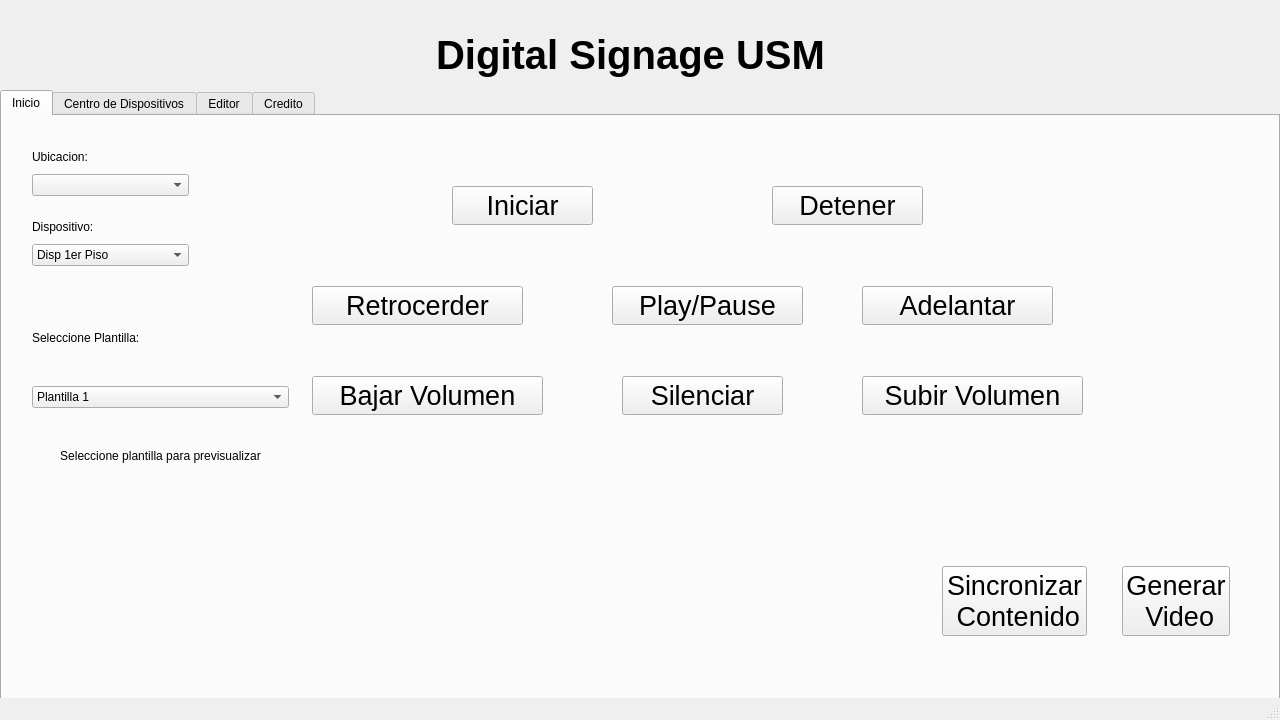
seba-saca/Digital_Signage_USM, file ProyectoQT/Interfaz_Digital_SIgnage_USM/mainwindow.ui: the form before one commit.
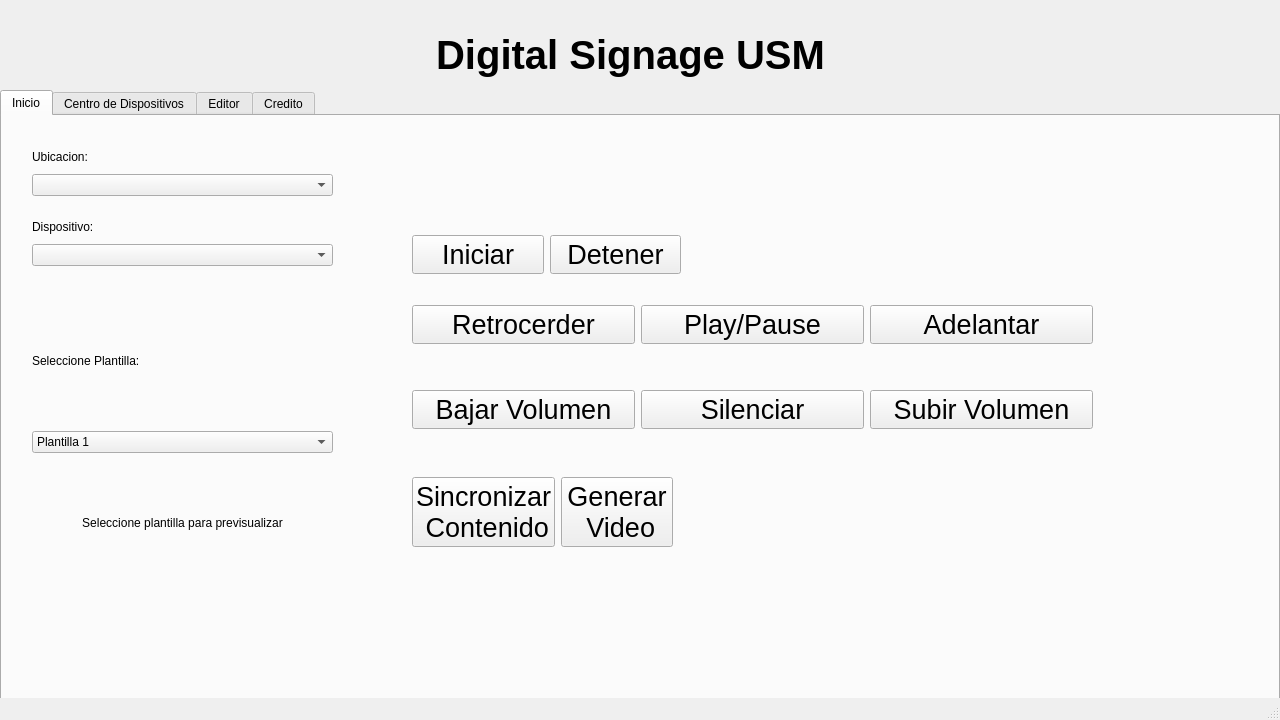
The form after the commit. Icons and pictures are not drawn.

The edit to the form file:
```diff
--- a/ProyectoQT/Interfaz_Digital_SIgnage_USM/mainwindow.ui
+++ b/ProyectoQT/Interfaz_Digital_SIgnage_USM/mainwindow.ui
@@ -69,86 +69,12 @@
      <attribute name="title">
       <string>Inicio</string>
      </attribute>
-     <widget class="QPushButton" name="Start">
-      <property name="geometry">
-       <rect>
-        <x>450</x>
-        <y>70</y>
-        <width>141</width>
-        <height>39</height>
-       </rect>
-      </property>
-      <property name="font">
-       <font>
-        <pointsize>20</pointsize>
-       </font>
-      </property>
-      <property name="text">
-       <string>Iniciar</string>
-      </property>
-      <property name="icon">
-       <iconset theme="media-playback-start"/>
-      </property>
-      <property name="iconSize">
-       <size>
-        <width>30</width>
-        <height>50</height>
-       </size>
-      </property>
-     </widget>
-     <widget class="QPushButton" name="sincronizar">
-      <property name="geometry">
-       <rect>
-        <x>940</x>
-        <y>450</y>
-        <width>145</width>
-        <height>70</height>
-       </rect>
-      </property>
-      <property name="font">
-       <font>
-        <pointsize>20</pointsize>
-        <bold>false</bold>
-       </font>
-      </property>
-      <property name="text">
-       <string>Sincronizar 
- Contenido</string>
-      </property>
-     </widget>
-     <widget class="QPushButton" name="Pause">
-      <property name="geometry">
-       <rect>
-        <x>610</x>
-        <y>170</y>
-        <width>191</width>
-        <height>39</height>
-       </rect>
-      </property>
-      <property name="font">
-       <font>
-        <pointsize>20</pointsize>
-       </font>
-      </property>
-      <property name="text">
-       <string>Play/Pause</string>
-      </property>
-      <property name="icon">
-       <iconset theme="media-playback-pause"/>
-      </property>
-      <property name="iconSize">
-       <size>
-        <width>30</width>
-        <height>50</height>
-       </size>
-      </property>
-     </widget>
      <widget class="QWidget" name="layoutWidget">
       <property name="geometry">
        <rect>
         <x>30</x>
         <y>100</y>
-        <width>157</width>
+        <width>301</width>
         <height>50</height>
        </rect>
       </property>
@@ -161,23 +87,7 @@
         </widget>
        </item>
        <item>
-        <widget class="QComboBox" name="home_dispositivo">
-         <item>
-          <property name="text">
-           <string>Disp 1er Piso</string>
-          </property>
-         </item>
-         <item>
-          <property name="text">
-           <string>Disp 2do Piso</string>
-          </property>
-         </item>
-         <item>
-          <property name="text">
-           <string>Disp 3er Piso</string>
-          </property>
-         </item>
-        </widget>
+        <widget class="QComboBox" name="home_dispositivo"/>
        </item>
       </layout>
      </widget>
@@ -186,8 +96,8 @@
        <rect>
         <x>30</x>
         <y>180</y>
-        <width>257</width>
-        <height>201</height>
+        <width>301</width>
+        <height>291</height>
        </rect>
       </property>
       <layout class="QVBoxLayout" name="verticalLayout_19">
@@ -251,15 +161,40 @@
        </item>
       </layout>
      </widget>
+     <widget class="QWidget" name="layoutWidget_7">
+      <property name="geometry">
+       <rect>
+        <x>30</x>
+        <y>30</y>
+        <width>301</width>
+        <height>50</height>
+       </rect>
+      </property>
+      <layout class="QVBoxLayout" name="verticalLayout_21">
+       <item>
+        <widget class="QLabel" name="home_ubicacion_label">
+         <property name="text">
+          <string>Ubicacion:</string>
+         </property>
+        </widget>
+       </item>
+       <item>
+        <widget class="QComboBox" name="home_ubicacion"/>
+       </item>
+      </layout>
+     </widget>
+     <widget class="QWidget" name="">
+      <property name="geometry">
+       <rect>
+        <x>410</x>
+        <y>180</y>
+        <width>681</width>
+        <height>58</height>
+       </rect>
+      </property>
+      <layout class="QHBoxLayout" name="horizontalLayout_6">
+       <item>
      <widget class="QPushButton" name="Retroceder">
-      <property name="geometry">
-       <rect>
-        <x>310</x>
-        <y>170</y>
-        <width>211</width>
-        <height>39</height>
-       </rect>
-      </property>
       <property name="font">
        <font>
         <pointsize>20</pointsize>
@@ -278,15 +213,30 @@
        </size>
       </property>
      </widget>
+       </item>
+       <item>
+        <widget class="QPushButton" name="Pause">
+         <property name="font">
+          <font>
+           <pointsize>20</pointsize>
+          </font>
+         </property>
+         <property name="text">
+          <string>Play/Pause</string>
+         </property>
+         <property name="icon">
+          <iconset theme="media-playback-pause"/>
+         </property>
+         <property name="iconSize">
+          <size>
+           <width>30</width>
+           <height>50</height>
+          </size>
+         </property>
+        </widget>
+       </item>
+       <item>
      <widget class="QPushButton" name="Adelantar">
-      <property name="geometry">
-       <rect>
-        <x>860</x>
-        <y>170</y>
-        <width>191</width>
-        <height>39</height>
-       </rect>
-      </property>
       <property name="font">
        <font>
         <pointsize>20</pointsize>
@@ -305,42 +255,21 @@
        </size>
       </property>
      </widget>
-     <widget class="QPushButton" name="Subir_Volumen">
+       </item>
+      </layout>
+     </widget>
+     <widget class="QWidget" name="">
       <property name="geometry">
        <rect>
-        <x>860</x>
+        <x>410</x>
         <y>260</y>
-        <width>221</width>
-        <height>39</height>
+        <width>681</width>
+        <height>68</height>
        </rect>
       </property>
-      <property name="font">
-       <font>
-        <pointsize>20</pointsize>
-       </font>
-      </property>
-      <property name="text">
-       <string>Subir Volumen</string>
-      </property>
-      <property name="icon">
-       <iconset theme="audio-volume-high"/>
-      </property>
-      <property name="iconSize">
-       <size>
-        <width>50</width>
-        <height>50</height>
-       </size>
-      </property>
-     </widget>
+      <layout class="QHBoxLayout" name="horizontalLayout_7">
+       <item>
      <widget class="QPushButton" name="Bajar_Volumen">
-      <property name="geometry">
-       <rect>
-        <x>310</x>
-        <y>260</y>
-        <width>231</width>
-        <height>39</height>
-       </rect>
-      </property>
       <property name="font">
        <font>
         <pointsize>20</pointsize>
@@ -359,34 +288,9 @@
        </size>
       </property>
      </widget>
-     <widget class="QPushButton" name="Generar_Video">
-      <property name="geometry">
-       <rect>
-        <x>1120</x>
-        <y>450</y>
-        <width>108</width>
-        <height>70</height>
-       </rect>
-      </property>
-      <property name="font">
-       <font>
-        <pointsize>20</pointsize>
-       </font>
-      </property>
-      <property name="text">
-       <string>Generar 
- Video</string>
-      </property>
-     </widget>
+       </item>
+       <item>
      <widget class="QPushButton" name="Mute_video">
-      <property name="geometry">
-       <rect>
-        <x>620</x>
-        <y>260</y>
-        <width>161</width>
-        <height>39</height>
-       </rect>
-      </property>
       <property name="font">
        <font>
         <pointsize>20</pointsize>
@@ -405,15 +309,102 @@
        </size>
       </property>
      </widget>
+       </item>
+       <item>
+        <widget class="QPushButton" name="Subir_Volumen">
+         <property name="font">
+          <font>
+           <pointsize>20</pointsize>
+          </font>
+         </property>
+         <property name="text">
+          <string>Subir Volumen</string>
+         </property>
+         <property name="icon">
+          <iconset theme="audio-volume-high"/>
+         </property>
+         <property name="iconSize">
+          <size>
+           <width>50</width>
+           <height>50</height>
+          </size>
+         </property>
+        </widget>
+       </item>
+      </layout>
+     </widget>
+     <widget class="QWidget" name="">
+      <property name="geometry">
+       <rect>
+        <x>410</x>
+        <y>360</y>
+        <width>261</width>
+        <height>72</height>
+       </rect>
+      </property>
+      <layout class="QHBoxLayout" name="horizontalLayout_8">
+       <item>
+        <widget class="QPushButton" name="sincronizar">
+         <property name="font">
+          <font>
+           <pointsize>20</pointsize>
+           <bold>false</bold>
+          </font>
+         </property>
+         <property name="text">
+          <string>Sincronizar 
+ Contenido</string>
+         </property>
+        </widget>
+       </item>
+       <item>
+        <widget class="QPushButton" name="Generar_Video">
+         <property name="font">
+          <font>
+           <pointsize>20</pointsize>
+          </font>
+         </property>
+         <property name="text">
+          <string>Generar 
+ Video</string>
+         </property>
+        </widget>
+       </item>
+      </layout>
+     </widget>
+     <widget class="QWidget" name="">
+      <property name="geometry">
+       <rect>
+        <x>410</x>
+        <y>110</y>
+        <width>269</width>
+        <height>58</height>
+       </rect>
+      </property>
+      <layout class="QHBoxLayout" name="horizontalLayout_9">
+       <item>
+        <widget class="QPushButton" name="Start">
+         <property name="font">
+          <font>
+           <pointsize>20</pointsize>
+          </font>
+         </property>
+         <property name="text">
+          <string>Iniciar</string>
+         </property>
+         <property name="icon">
+          <iconset theme="media-playback-start"/>
+         </property>
+         <property name="iconSize">
+          <size>
+           <width>30</width>
+           <height>50</height>
+          </size>
+         </property>
+        </widget>
+       </item>
+       <item>
      <widget class="QPushButton" name="Detener">
-      <property name="geometry">
-       <rect>
-        <x>770</x>
-        <y>70</y>
-        <width>151</width>
-        <height>39</height>
-       </rect>
-      </property>
       <property name="font">
        <font>
         <pointsize>20</pointsize>
@@ -432,25 +423,6 @@
        </size>
       </property>
      </widget>
-     <widget class="QWidget" name="layoutWidget_7">
-      <property name="geometry">
-       <rect>
-        <x>30</x>
-        <y>30</y>
-        <width>157</width>
-        <height>50</height>
-       </rect>
-      </property>
-      <layout class="QVBoxLayout" name="verticalLayout_21">
-       <item>
-        <widget class="QLabel" name="home_ubicacion_label">
-         <property name="text">
-          <string>Ubicacion:</string>
-         </property>
-        </widget>
-       </item>
-       <item>
-        <widget class="QComboBox" name="home_ubicacion"/>
        </item>
       </layout>
      </widget>
```
Lines whose indentation alone changed are shown as unchanged.
